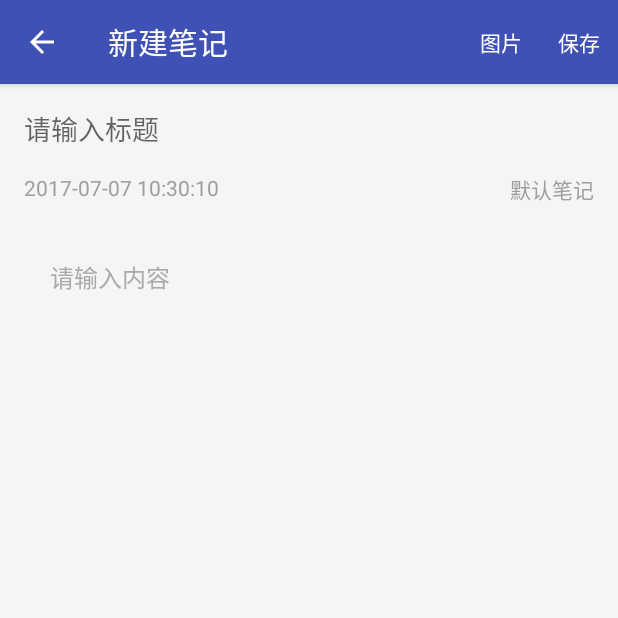
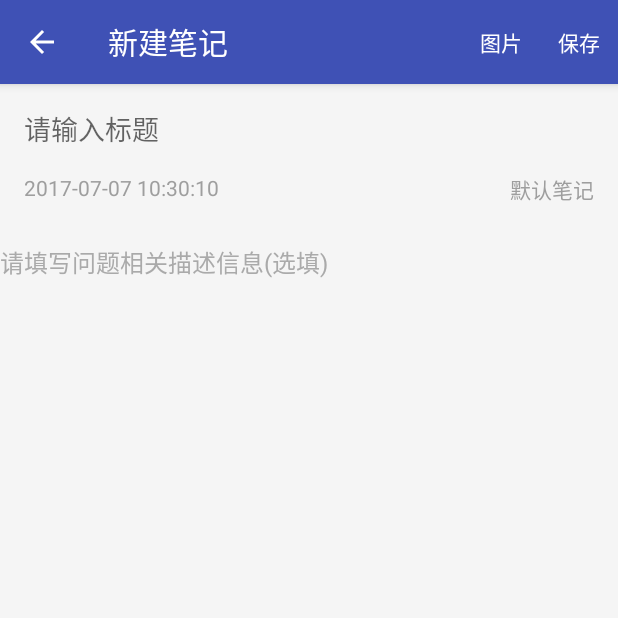
Before and after one commit to Billxxxx/CopyXRichText, an Android app: the NewActivity screen opened directly, with no data from a screen before it, on a phone screen of 412 x 824 dp, the top half of it. Run offline under Robolectric (Android 15) with nearby library versions, the phone set to English and light mode, and no system bars; libraries missing offline, so code that uses them is left out: me.iwf.photopicker, rx.android.schedulers, rx.schedulers; pictures from the network do not load.

Commit message:
增加了TextWatcher  texthint 取消边距

```diff
--- a/app/src/main/java/com/sendtion/xrichtextdemo/ui/NewActivity.java
+++ b/app/src/main/java/com/sendtion/xrichtextdemo/ui/NewActivity.java
@@ -115,6 +115,7 @@ public class NewActivity extends BaseActivity {
 
         et_new_title = (EditText) findViewById(R.id.et_new_title);
         et_new_content = (RichTextEditor) findViewById(R.id.et_new_content);
+        et_new_content.setHintText("请填写问题相关描述信息(选填)");
         tv_new_time = (TextView) findViewById(R.id.tv_new_time);
         tv_new_group = (TextView) findViewById(R.id.tv_new_group);
 
--- a/xrichtext/src/main/java/com/sendtion/xrichtext/RichTextEditor.java
+++ b/xrichtext/src/main/java/com/sendtion/xrichtext/RichTextEditor.java
@@ -6,6 +6,8 @@ import android.graphics.Bitmap;
 import android.graphics.BitmapFactory;
 import android.os.Handler;
 import android.os.Message;
+import android.text.TextUtils;
+import android.text.TextWatcher;
 import android.util.AttributeSet;
 import android.util.Log;
 import android.view.KeyEvent;
@@ -62,7 +64,7 @@ public class RichTextEditor extends ScrollView {
 //        setupLayoutTransitions();
         LayoutParams layoutParams = new LayoutParams(LayoutParams.MATCH_PARENT,
                 LayoutParams.WRAP_CONTENT);
-        allLayout.setPadding(50, 15, 50, 15);//设置间距，防止生成图片时文字太靠边，不能用margin，否则有黑边
+//        allLayout.setPadding(50, 15, 50, 15);//设置间距，防止生成图片时文字太靠边，不能用margin，否则有黑边
         addView(allLayout, layoutParams);
 
         // 2. 初始化键盘退格监听
@@ -95,7 +97,7 @@ public class RichTextEditor extends ScrollView {
             @Override
             public void onFocusChange(View v, boolean hasFocus) {
                 if (hasFocus) {
-                    lastFocusEdit = (EditText) v;
+                    setLastEdit((EditText) v);
                 }
             }
         };
@@ -105,8 +107,54 @@ public class RichTextEditor extends ScrollView {
         //editNormalPadding = dip2px(EDIT_PADDING);
         EditText firstEdit = createEditText("请输入内容", dip2px(context, EDIT_PADDING));
         allLayout.addView(firstEdit, firstEditParam);
+        setLastEdit(firstEdit);
+    }
+
+    private void setLastEdit(EditText firstEdit) {
         lastFocusEdit = firstEdit;
+        if (lastFocusEdit != null && textWatcher != null)
+            lastFocusEdit.addTextChangedListener(textWatcher);
+        setHintText();
     }
+
+    TextWatcher textWatcher;
+
+    public void setTextWatcher(TextWatcher textWatcher) {
+        this.textWatcher = textWatcher;
+    }
+
+    public void setHintText(int textRes) {
+        hintText = getContext().getString(textRes);
+        setHintText();
+    }
+
+    public void setHintText(String text) {
+        hintText = text;
+        setHintText();
+    }
+
+    private void setHintText() {
+
+        if (allLayout == null)
+            return;
+        int count = allLayout.getChildCount();
+        boolean hasEdits = false;
+        boolean oneEdit = false;
+        for (int i = 0; i < count; i++) {
+            if (allLayout.getChildAt(i) instanceof EditText) {
+                if (oneEdit) {
+                    hasEdits = true;
+                    break;
+                }
+                oneEdit = true;
+            }
+        }
+        if (lastFocusEdit != null && !TextUtils.isEmpty(hintText))
+            if (!hasEdits)
+                lastFocusEdit.setHint(hintText);
+    }
+
+    String hintText = null;
 
     /**
      * 初始化transition动画
@@ -175,7 +223,7 @@ public class RichTextEditor extends ScrollView {
                     preEdit.setText(str2 + str1);
                     preEdit.requestFocus();
                     preEdit.setSelection(str2.length(), str2.length());
-                    lastFocusEdit = preEdit;
+                    setLastEdit(preEdit);
                 }
             }
         }
@@ -279,14 +327,14 @@ public class RichTextEditor extends ScrollView {
                 editStr2 = " ";
             }
             if (allLayout.getChildCount() - 1 == lastEditIndex) {
-                lastFocusEdit = addEditTextAtIndex(lastEditIndex + 1, editStr2);
+                setLastEdit(addEditTextAtIndex(lastEditIndex + 1, editStr2));
             }
 
             addImageViewAtIndex(lastEditIndex + 1, imagePath);
             lastFocusEdit.requestFocus();
 
             if (lastFocusEdit.getText().length() >= editStr1.length())
-                lastFocusEdit.setSelection(editStr1.length(), editStr1.length());//TODO
+                lastFocusEdit.setSelection(editStr1.length(), editStr1.length());
         }
         hideKeyBoard();
     }
@@ -307,13 +355,17 @@ public class RichTextEditor extends ScrollView {
      * @param editStr EditText显示的文字
      */
     public EditText addEditTextAtIndex(final int index, CharSequence editStr) {
-        EditText editText2 = createEditText("", EDIT_PADDING);
-        editText2.setText(editStr);
-        editText2.setOnFocusChangeListener(focusListener);
+        if (index == 0) {
+            lastFocusEdit.setText(editStr);
+            return lastFocusEdit;
+        } else {
+            EditText editText2 = createEditText("", EDIT_PADDING);
+            editText2.setText(editStr);
+            editText2.setOnFocusChangeListener(focusListener);
 
-        allLayout.addView(editText2, index);
-
-        return editText2;
+            allLayout.addView(editText2, index);
+            return editText2;
+        }
     }
 
     /**
```
